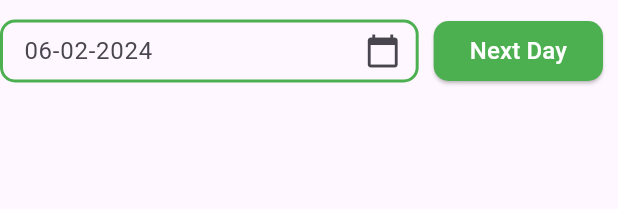
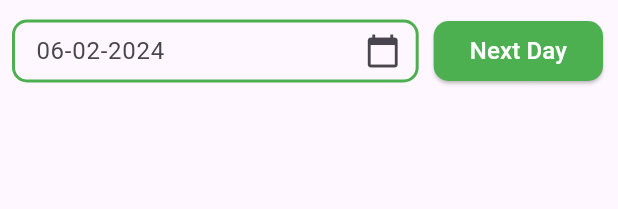
Before and after one commit to SujalIt/LetsPlay, a Flutter app: the Datepiker widget shown alone on an empty page, opened directly, on a phone screen of 412 x 824 dp. Shown: the top 209 px of the screen. Run offline on Flutter 3.47's test engine with Material 3 defaults, Android fonts, the phone set to English and light mode, and no system bars; our stand-ins replace auto_size_text, carousel_slider, share_plus, smooth_page_indicator, supabase_flutter; accounts and stored records are empty; network calls fail.

Commit message:
give padding to datepicker row

```diff
--- a/lib/datepiker.dart
+++ b/lib/datepiker.dart
@@ -33,7 +33,9 @@ class _DatepikerState extends State<Datepiker> {
   }
   @override
   Widget build(BuildContext context) {
-    return  Row(
+    return  Padding(
+      padding: const EdgeInsets.only(left: 8),
+      child: Row(
         children: [
           Flexible(
             child: Container(
@@ -93,6 +95,7 @@ class _DatepikerState extends State<Datepiker> {
                 )),
           ),
         ],
+      ),
     );
   }
 }
```
Lines whose indentation alone changed are shown as unchanged.
